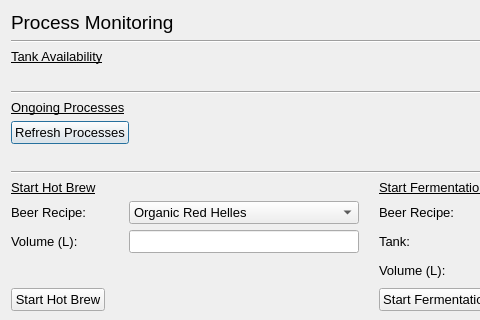
IsaacCheng9/brewhouse-management, file process_monitoring.ui: the form before one commit; both pictures show x 0 to 480 and y 0 to 320 of the 800 by 1000 pixel window.
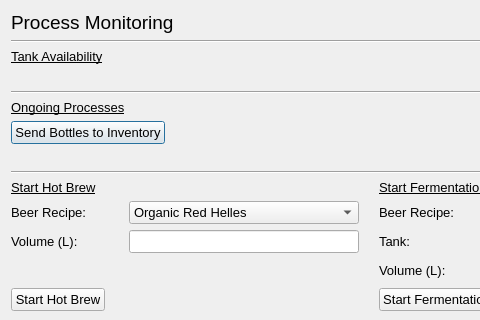
The form after the commit.

Commit message: Changed button title to 'Send Bottles to Inventory'

What changed in the file:
```diff
--- a/process_monitoring.ui
+++ b/process_monitoring.ui
@@ -122,7 +122,7 @@
         <item alignment="Qt::AlignLeft">
          <widget class="QPushButton" name="btn_refresh_processes">
           <property name="text">
-           <string>Refresh Processes</string>
+           <string>Send Bottles to Inventory</string>
           </property>
          </widget>
         </item>
```
Left out of the diff: 2 changed lines with no effect on the pictures. The commit also changes 2 other files.
